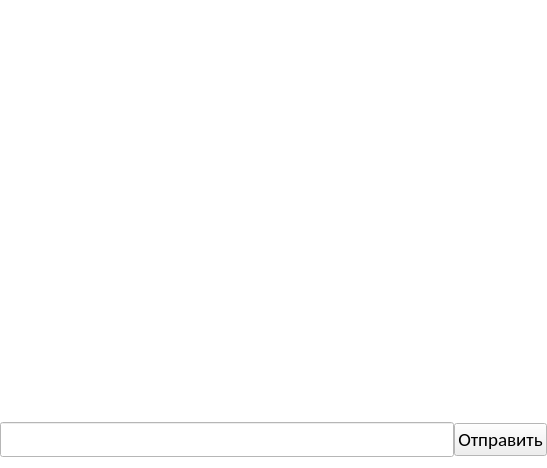
Qt form mainwindow.ui (Dertosh/SocketChat) before a commit.
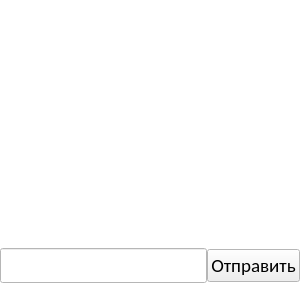
The same form after that commit.

```diff
--- a/mainwindow.ui
+++ b/mainwindow.ui
@@ -9,8 +9,8 @@
    <rect>
     <x>0</x>
     <y>0</y>
-    <width>547</width>
-    <height>468</height>
+    <width>300</width>
+    <height>294</height>
    </rect>
   </property>
   <property name="minimumSize">
@@ -85,7 +85,8 @@
   </property>
   <property name="font">
    <font>
-    <family>URW Bookman L</family>
+    <family>MS Shell Dlg 2</family>
+    <pointsize>16</pointsize>
    </font>
   </property>
   <property name="windowTitle">
@@ -142,7 +143,7 @@
         <property name="minimumSize">
          <size>
           <width>93</width>
-          <height>32</height>
+          <height>31</height>
          </size>
         </property>
         <property name="font">
```
